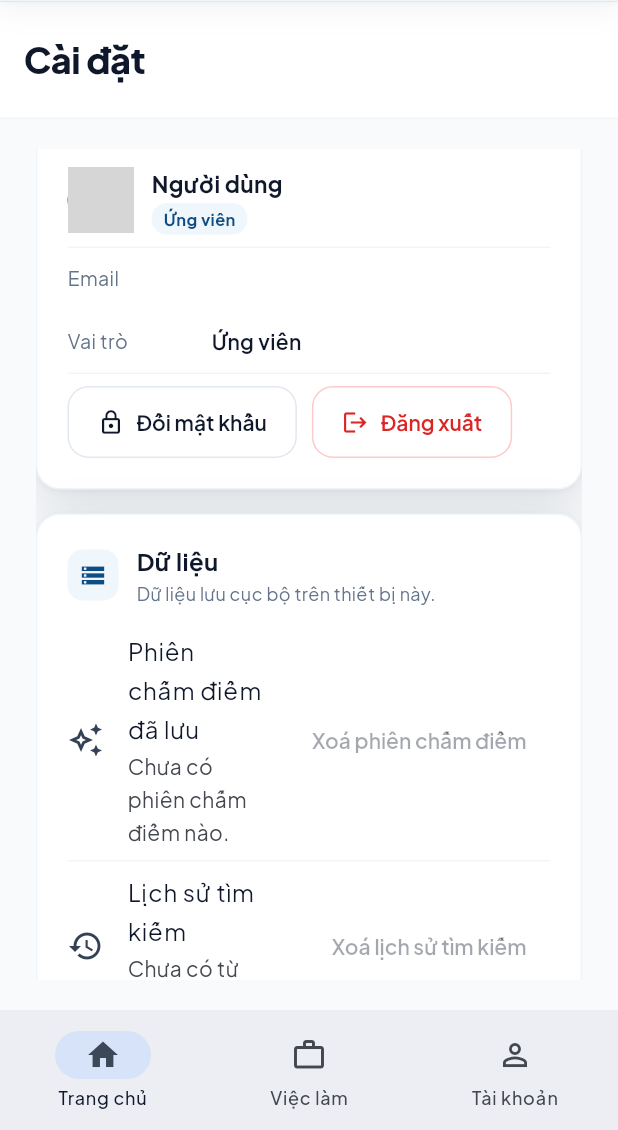
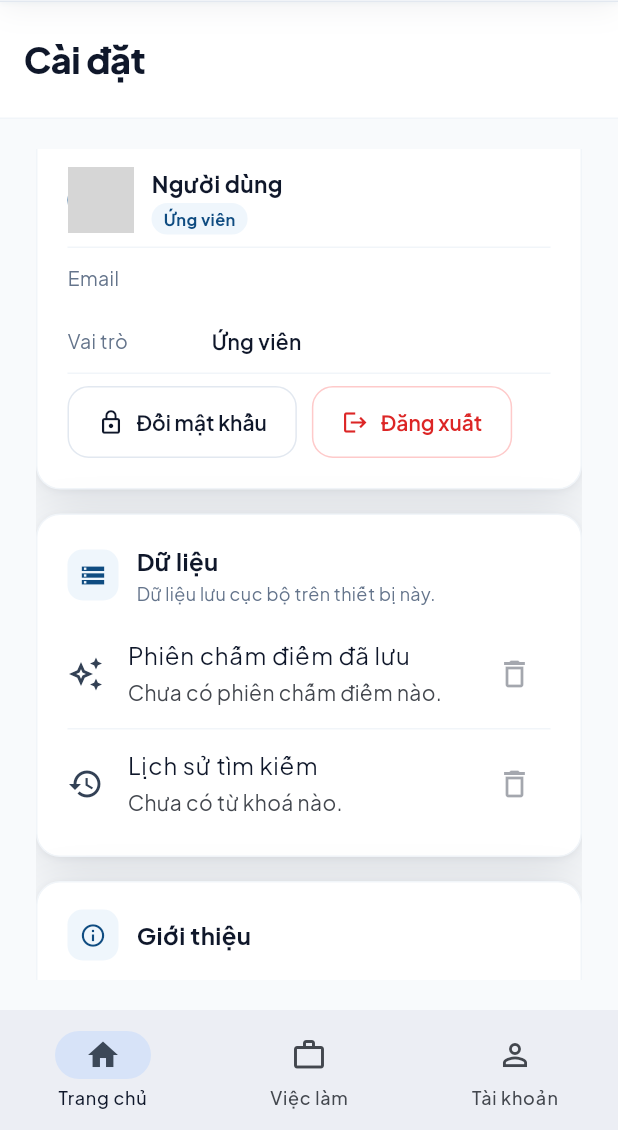
Before and after one commit to letiendat1516/PRM393_Project, a Flutter app: the SettingsPage screen opened by its route, scrolled down 1152 dp, on a phone screen of 412 x 824 dp, the part 106-1236 px from its top. Run offline on Flutter 3.47's test engine with Material 3 defaults, Android fonts, the phone set to English and light mode, and no system bars; our stand-ins replace cloud_firestore, file_picker, firebase_auth, firebase_core, firebase_messaging, firebase_storage and 9 more; missing offline and left inert: syncfusion_flutter_pdf; accounts and stored records are empty; network calls fail; project files that could hold a hidden picture were left out; grey boxes are pictures that could not be loaded.

Commit message:
settings: align Giới thiệu rows + stop Dữ liệu titles wrapping
Two layout bugs on the mobile settings page:

- The "Về JobHub" row (AboutListTile) sat ~16dp further right than
  "Phiên bản" (ListTile contentPadding: EdgeInsets.zero), because
  AboutListTile hard-codes its own non-zero padding. Replaced it with
  a plain ListTile that opens showAboutDialog on tap so both rows share
  the same left edge.
- The "Dữ liệu" rows wrapped their title to 3 lines ("Phiên chấm /
  điểm / đã lưu") on 360dp phones — the trailing 4-word TextButton
  ("Xoá phiên chấm điểm") swallowed the available width. Swapped the
  TextButtons for danger-coloured trash IconButtons with tooltips so
  the title keeps the full remaining width.

Co-Authored-By: Claude Opus 4.7 <noreply@anthropic.com>

```diff
--- a/lib/features/settings/views/settings_page.dart
+++ b/lib/features/settings/views/settings_page.dart
@@ -194,6 +194,11 @@ class _SettingsPageState extends ConsumerState<SettingsPage> {
       title: 'Dữ liệu',
       subtitle: 'Dữ liệu lưu cục bộ trên thiết bị này.',
       children: [
+        // The 3-word trailing "Xoá phiên chấm điểm" previously squeezed
+        // the title column into ~3 lines on 360dp phones ("Phiên chấm /
+        // điểm / đã lưu"). Switched to a trash IconButton so the title
+        // keeps the full remaining width — the destructive meaning stays
+        // obvious via the icon colour + confirm dialog.
         ListTile(
           contentPadding: EdgeInsets.zero,
           leading: Icon(Icons.auto_awesome_outlined, color: context.inkSoftColor),
@@ -203,7 +208,9 @@ class _SettingsPageState extends ConsumerState<SettingsPage> {
                 ? 'Chưa có phiên chấm điểm nào.'
                 : '${s.savedSessions} phiên (tối đa 20).',
           ),
-          trailing: TextButton(
+          trailing: IconButton(
+            tooltip: 'Xoá phiên chấm điểm',
+            color: AppColors.danger,
             onPressed: s.savedSessions == 0 || s.clearing
                 ? null
                 : () => _confirmClear(
@@ -214,8 +221,7 @@ class _SettingsPageState extends ConsumerState<SettingsPage> {
                       onConfirm: vm.clearAiSessions,
                       successMessage: 'Đã xoá phiên chấm điểm.',
                     ),
-            style: TextButton.styleFrom(foregroundColor: AppColors.danger),
-            child: const Text('Xoá phiên chấm điểm'),
+            icon: const Icon(Icons.delete_outline),
           ),
         ),
         const Divider(),
@@ -228,7 +234,9 @@ class _SettingsPageState extends ConsumerState<SettingsPage> {
                 ? 'Chưa có từ khoá nào.'
                 : '${s.searchHistoryCount} từ khoá gần đây.',
           ),
-          trailing: TextButton(
+          trailing: IconButton(
+            tooltip: 'Xoá lịch sử tìm kiếm',
+            color: AppColors.danger,
             onPressed: s.searchHistoryCount == 0 || s.clearing
                 ? null
                 : () => _confirmClear(
@@ -238,8 +246,7 @@ class _SettingsPageState extends ConsumerState<SettingsPage> {
                       onConfirm: vm.clearSearchHistory,
                       successMessage: 'Đã xoá lịch sử tìm kiếm.',
                     ),
-            style: TextButton.styleFrom(foregroundColor: AppColors.danger),
-            child: const Text('Xoá lịch sử tìm kiếm'),
+            icon: const Icon(Icons.delete_outline),
           ),
         ),
       ],
@@ -249,18 +256,29 @@ class _SettingsPageState extends ConsumerState<SettingsPage> {
       icon: Icons.info_outline,
       title: 'Giới thiệu',
       children: [
-        AboutListTile(
-          icon: Icon(Icons.info_outline, color: context.inkSoftColor),
+        // AboutListTile forces its own non-zero contentPadding, so the
+        // icon ended up ~16dp further right than the "Phiên bản" row
+        // below (which uses contentPadding: EdgeInsets.zero). Switched to
+        // a plain ListTile with matching zero padding so both leading
+        // icons share the same left edge; onTap opens the stock about
+        // dialog the way AboutListTile would have.
+        ListTile(
+          contentPadding: EdgeInsets.zero,
+          leading: Icon(Icons.info_outline, color: context.inkSoftColor),
+          title: const Text('Về JobHub'),
+          trailing: Icon(Icons.chevron_right, color: context.inkMutedColor),
+          onTap: () => showAboutDialog(
+            context: context,
             applicationName: 'JobHub',
             applicationVersion: '1.0.0',
             applicationIcon: const BrandLogo(compact: true, size: 28),
             applicationLegalese: 'Nền tảng tuyển dụng Flutter — đồ án PRM393',
-          aboutBoxChildren: [
+            children: [
               const SizedBox(height: 12),
               Text('Nền tảng tuyển dụng Flutter — đồ án PRM393',
                   style: TextStyle(color: context.inkSoftColor, height: 1.5)),
             ],
-          child: const Text('Về JobHub'),
+          ),
         ),
         ListTile(
           contentPadding: EdgeInsets.zero,
```
Lines whose indentation alone changed are shown as unchanged.
